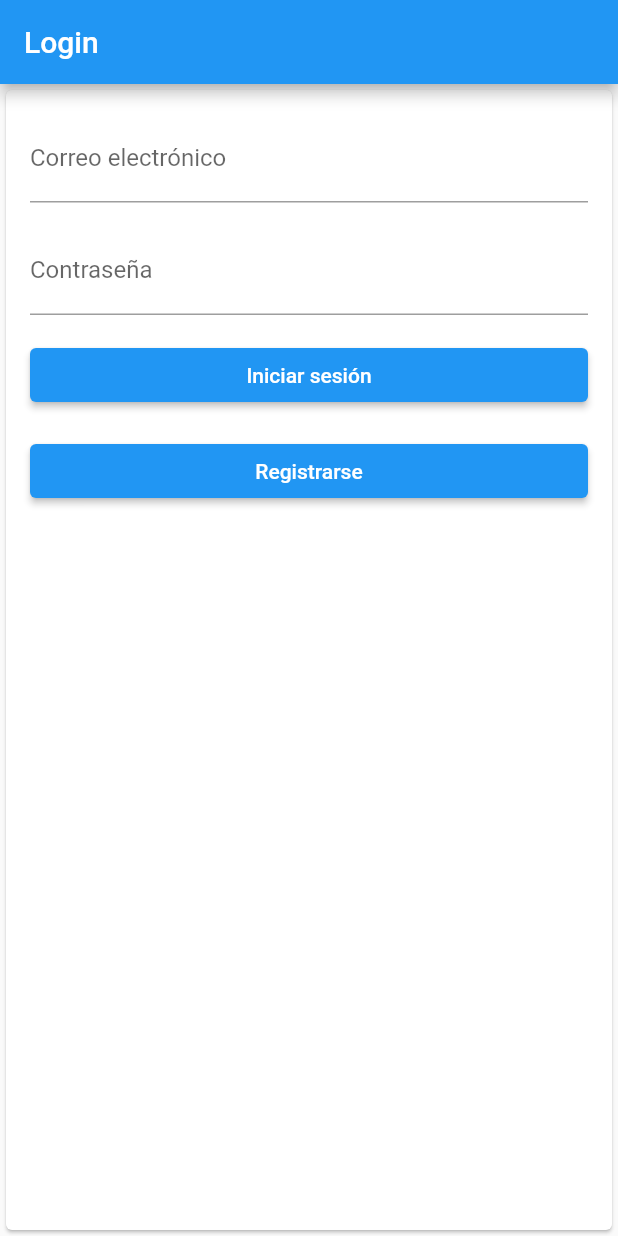
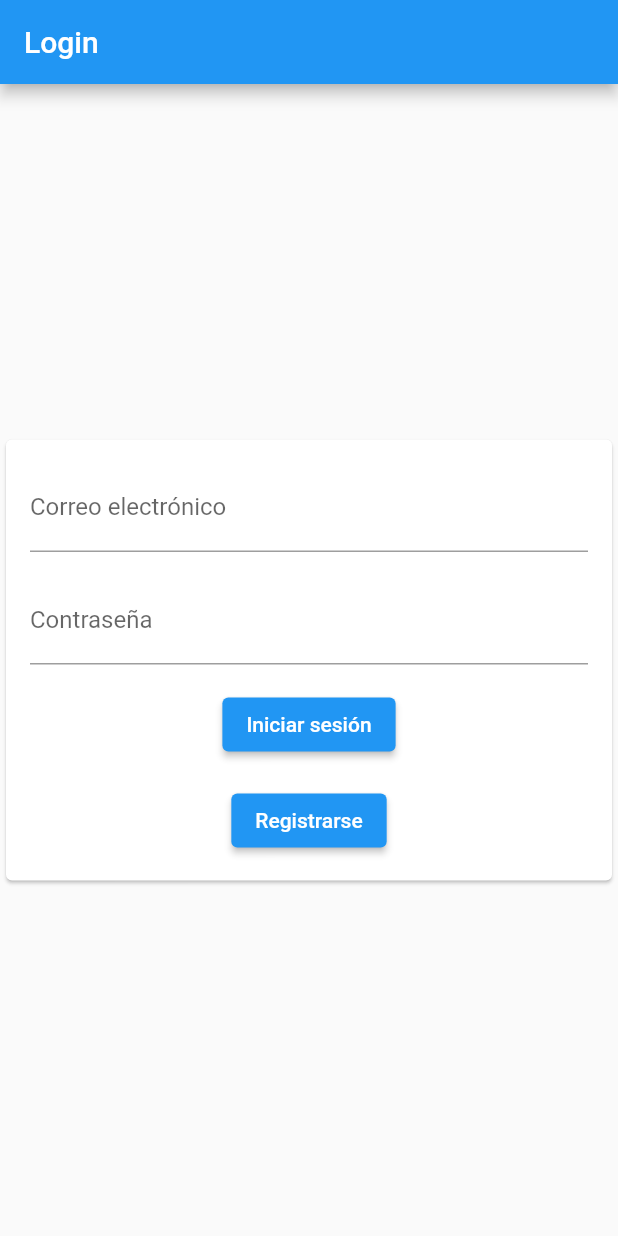
Before and after one commit to juliandrojas/app_biblioteca_firebase_v2, a Flutter app: the screen it shows after launch, on a phone screen of 412 x 824 dp. Run offline on Flutter 3.47's test engine with Material 2 defaults, Android fonts, the phone set to English and light mode, and no system bars; our stand-ins replace cloud_firestore, firebase_core; accounts and stored records are empty.

Commit message:
Fix the card of login.dart file

```diff
--- a/lib/pages/login.dart
+++ b/lib/pages/login.dart
@@ -16,11 +16,9 @@ class _LoginState extends State<Login> {
       ),
       body: Center(
         child: Card(
-          child: Container(
+          child: Padding(
             padding: const EdgeInsets.all(16.0),
-            child: Column(
-              crossAxisAlignment: CrossAxisAlignment.stretch,
-              children: <Widget>[
+            child: Column(mainAxisSize: MainAxisSize.min, children: [
               TextFormField(
                 decoration: const InputDecoration(
                   labelText: 'Correo electrónico',
@@ -48,8 +46,7 @@ class _LoginState extends State<Login> {
                 },
                 child: const Text('Registrarse'),
               ),
-              ],
-            ),
+            ]),
           ),
         ),
       ),
```
Lines whose indentation alone changed are shown as unchanged.
